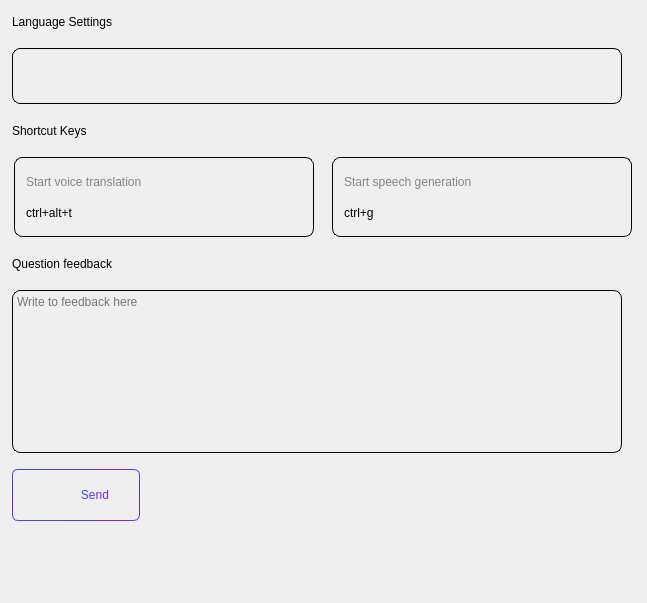
Old version of the form widget/Setting/WGerenalPage.ui in the repository yechaoGitHub/AI.
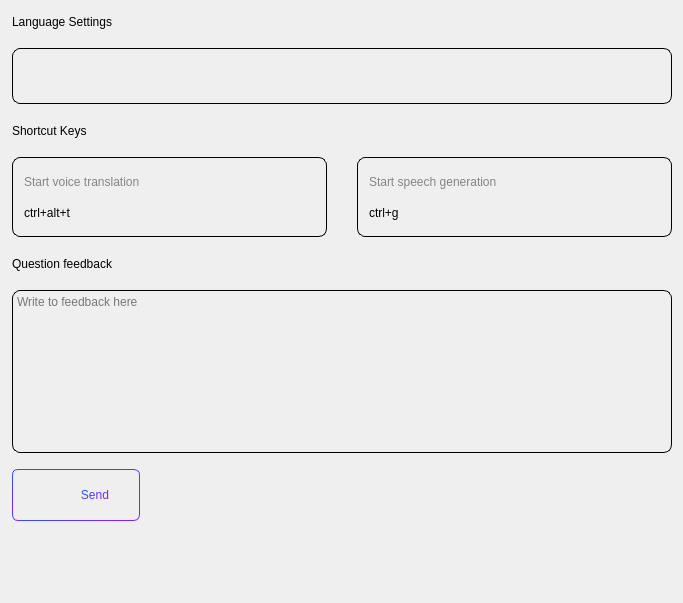
New version of the form. Icons and pictures are not drawn.

The edit to the form file:
```diff
--- a/widget/Setting/WGerenalPage.ui
+++ b/widget/Setting/WGerenalPage.ui
@@ -6,10 +6,16 @@
    <rect>
     <x>0</x>
     <y>0</y>
-    <width>647</width>
+    <width>683</width>
     <height>603</height>
    </rect>
   </property>
+  <property name="maximumSize">
+   <size>
+    <width>683</width>
+    <height>16777215</height>
+   </size>
+  </property>
   <property name="windowTitle">
    <string>WGerenalPage</string>
   </property>
@@ -119,7 +125,7 @@
      </property>
      <property name="maximumSize">
       <size>
-       <width>610</width>
+       <width>660</width>
        <height>56</height>
       </size>
      </property>
@@ -190,7 +196,7 @@
    <item>
     <layout class="QHBoxLayout" name="horizontalLayout_2">
      <property name="spacing">
-      <number>16</number>
+      <number>30</number>
      </property>
      <item>
       <widget class="QFrame" name="frame_key1">
@@ -202,7 +208,7 @@
        </property>
        <property name="maximumSize">
         <size>
-         <width>300</width>
+         <width>315</width>
          <height>80</height>
         </size>
        </property>
@@ -240,7 +246,7 @@
        </property>
        <property name="maximumSize">
         <size>
-         <width>300</width>
+         <width>315</width>
          <height>80</height>
         </size>
        </property>
@@ -305,7 +311,7 @@
      </property>
      <property name="maximumSize">
       <size>
-       <width>610</width>
+       <width>660</width>
        <height>163</height>
       </size>
      </property>
```
